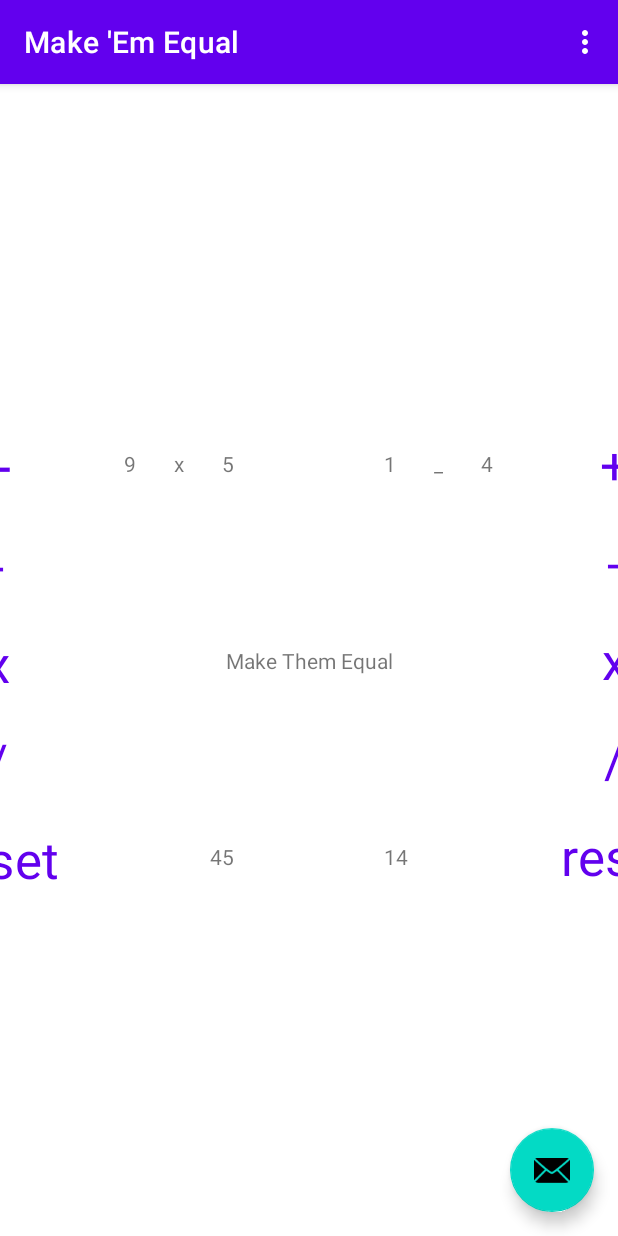
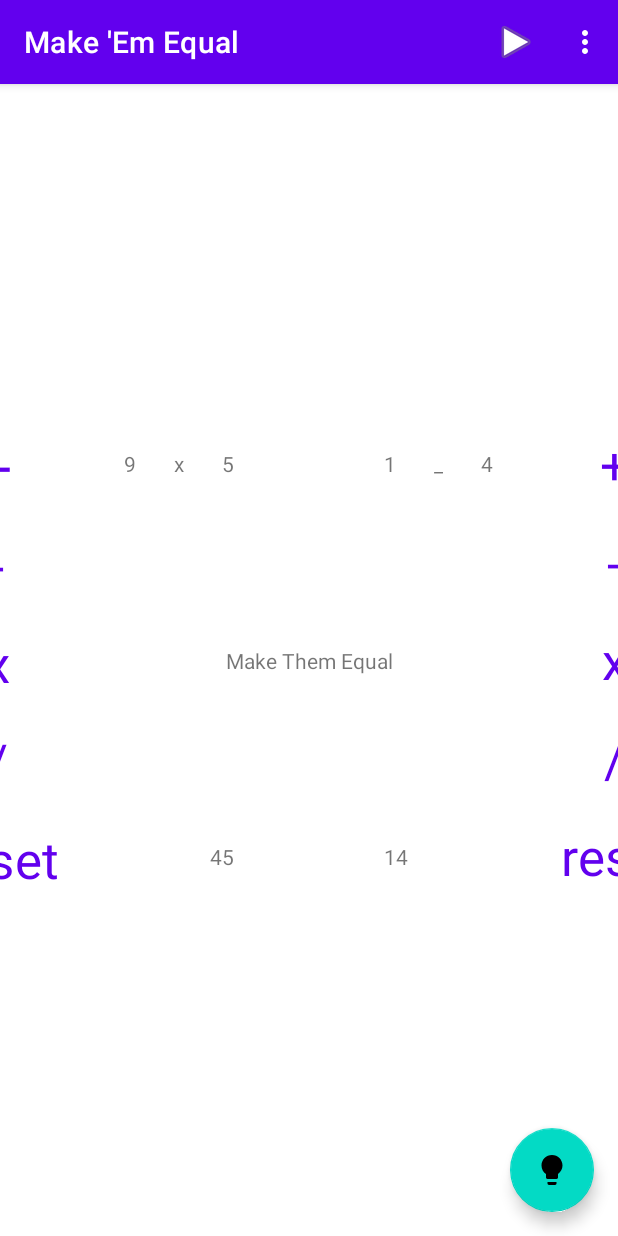
Before and after one commit to RachelRebecca/Make_Em_Equal, an Android app: the screen it shows after launch (MainActivity), in the options menu, after a tap on "Settings", on a phone screen of 412 x 824 dp. Run offline under Robolectric (Android 15) with nearby library versions, the phone set to English and light mode, and no system bars.

Commit message:
Added a Fab and a Fab icon, and about and start new game menu items. Also added Utils.java code from PM.

```diff
--- a/app/src/main/java/com/example/make_em_equal/MainActivity.java
+++ b/app/src/main/java/com/example/make_em_equal/MainActivity.java
@@ -1,4 +1,8 @@
 package com.example.make_em_equal;
+
+import android.content.DialogInterface;
+import static com.example.make_em_equal.Utils.showYesNoDialog;
+import static com.example.make_em_equal.Utils.showInfoDialog;
 
 import android.os.Bundle;
 
@@ -15,7 +19,8 @@ import android.view.MenuItem;
 import android.widget.Button;
 import android.widget.TextView;
 
-public class MainActivity extends AppCompatActivity {
+public class MainActivity extends AppCompatActivity
+{
 
     private ActivityMainBinding binding;
     private LineChooser lineChooser;
@@ -31,7 +36,8 @@ public class MainActivity extends AppCompatActivity {
     private TextView answerHint;
 
     @Override
-    protected void onCreate(Bundle savedInstanceState) {
+    protected void onCreate(Bundle savedInstanceState)
+    {
         super.onCreate(savedInstanceState);
         setContent();
         setSupportActionBar(binding.toolbar);
@@ -39,7 +45,8 @@ public class MainActivity extends AppCompatActivity {
         startNewGame();
     }
 
-    private void startNewGame() {
+    private void startNewGame()
+    {
         lineChooser = new LineChooser();
         String num1aString = String.valueOf(lineChooser.getNum1A());
         num1a.setText(num1aString);
@@ -56,6 +63,8 @@ public class MainActivity extends AppCompatActivity {
         answer2.setText(answer2String);
         //String hintString = String.valueOf(lineChooser.getAnswer());
         //answer.setText(hintString);
+        space1.setText(R.string.space);
+        space2.setText(R.string.space);
     }
 
     private void setContent()
@@ -77,7 +86,8 @@ public class MainActivity extends AppCompatActivity {
 
     private void setupFAB()
     {
-        binding.fab.setOnClickListener(new View.OnClickListener() {
+        binding.fab.setOnClickListener(new View.OnClickListener()
+        {
             @Override
             public void onClick(View view) {
                 Snackbar.make(view, "Replace with your own action", Snackbar.LENGTH_LONG)
@@ -86,31 +96,11 @@ public class MainActivity extends AppCompatActivity {
         });
     }
 
-    @Override
-    public boolean onCreateOptionsMenu(Menu menu) {
-        // Inflate the menu; this adds items to the action bar if it is present.
-        getMenuInflater().inflate(R.menu.menu_main, menu);
-        return true;
-    }
-
-    @Override
-    public boolean onOptionsItemSelected(MenuItem item) {
-        // Handle action bar item clicks here. The action bar will
-        // automatically handle clicks on the Home/Up button, so long
-        // as you specify a parent activity in AndroidManifest.xml.
-        int id = item.getItemId();
-
-        //noinspection SimplifiableIfStatement
-        if (id == R.id.action_settings) {
-            return true;
-        }
-
-        return super.onOptionsItemSelected(item);
-    }
-
-    public void selectOperator1(View view) {
+    public void selectOperator1(View view)
+    {
         space1.setText(((Button) view).getText().toString());
-        switch (((Button) view).getText().toString()){
+        switch (((Button) view).getText().toString())
+        {
             case "+":
                 answer1.setText(String.valueOf(lineChooser.getNum1A() + lineChooser.getNum1B()));
                 break;
@@ -130,11 +120,10 @@ public class MainActivity extends AppCompatActivity {
                 break;
         }
 
-        if (isEqual()){
-            contentMessage.setText(R.string.great_job);
-        }
+        setEqualBoard();
     }
-    public void selectOperator2(View view) {
+    public void selectOperator2(View view)
+    {
         space2.setText(((Button) view).getText().toString());
         switch (((Button) view).getText().toString()) {
             case "+":
@@ -143,8 +132,7 @@ public class MainActivity extends AppCompatActivity {
             case "-":
                 answer2.setText(String.valueOf(lineChooser.getNum2A() - lineChooser.getNum2B()));
                 break;
-            case "x":
-            case "X":
+            case "x": case "X": case "*":
                 answer2.setText(String.valueOf(lineChooser.getNum2A() * lineChooser.getNum2B()));
                 break;
             case "/":
@@ -157,16 +145,85 @@ public class MainActivity extends AppCompatActivity {
                 break;
 
         }
-       if (isEqual()){
-           contentMessage.setText(R.string.great_job);
-       }
+        setEqualBoard();
     }
 
-    public boolean isEqual(){
+    private void setEqualBoard() {
+        if (isEqual())
+        {
+            contentMessage.setText(R.string.great_job);
+            showGameOverDialog();
+        }
+        else
+        {
+            contentMessage.setText(R.string.make_equal);
+        }
+    }
+
+    public boolean isEqual()
+    {
         boolean isEqual = false;
-        if (answer1.getText().toString().equals(answer2.getText().toString())){
+        if (answer1.getText().toString().equals(answer2.getText().toString()))
+        {
             isEqual = true;
         }
         return isEqual;
     }
+
+    @Override
+    public boolean onCreateOptionsMenu(Menu menu)
+    {
+        // Inflate the menu; this adds items to the action bar if it is present.
+        getMenuInflater().inflate(R.menu.menu_main, menu);
+        return true;
+    }
+
+    @Override
+    public boolean onOptionsItemSelected(MenuItem item)
+    {
+        // Handle action bar item clicks here. The action bar will
+        // automatically handle clicks on the Home/Up button, so long
+        // as you specify a parent activity in AndroidManifest.xml.
+        int id = item.getItemId();
+
+        //noinspection SimplifiableIfStatement
+        if (id == R.id.start_new_game)
+        {
+            startNewGame();
+            return true;
+        }
+        else if (id == R.id.action_settings)
+        {
+            return true;
+        }
+        else if (id == R.id.about)
+        {
+            openAboutDialog();
+            return true;
+        }
+
+        return super.onOptionsItemSelected(item);
+    }
+
+    //Comes from PM starter code
+    /**
+     * Shows an Android (nicer) equivalent to JOptionPane
+     *
+     */
+    private void showGameOverDialog() {
+        final DialogInterface.OnClickListener newGameListener = new DialogInterface.OnClickListener() {
+            @Override
+            public void onClick(DialogInterface dialog, int which) {
+                startNewGame();
+            }
+        };
+        showYesNoDialog(this, "You won!", "Congratulations! You won the game! Play again?", newGameListener, null);
+    }
+
+    private void openAboutDialog(){
+        showInfoDialog(this, "About Make 'Em Equal", "Click on the math " +
+                "operator to insert that operator into the pair of numbers at the top of the " +
+                "calculator. Do this to the other pair of numbers as well. Keep clicking on the " +
+                "operations until you make 'em equal!");
+    }
 }
--- /dev/null
+++ b/app/src/main/res/drawable/baseline_lightbulb_24.xml
@@ -0,0 +1,10 @@
+<vector xmlns:android="http://schemas.android.com/apk/res/android"
+    android:width="24dp"
+    android:height="24dp"
+    android:viewportWidth="24"
+    android:viewportHeight="24"
+    android:tint="?attr/colorControlNormal">
+  <path
+      android:fillColor="#FFFF00"
+      android:pathData="M9,21c0,0.5 0.4,1 1,1h4c0.6,0 1,-0.5 1,-1v-1L9,20v1zM12,2C8.1,2 5,5.1 5,9c0,2.4 1.2,4.5 3,5.7L8,17c0,0.5 0.4,1 1,1h6c0.6,0 1,-0.5 1,-1v-2.3c1.8,-1.3 3,-3.4 3,-5.7 0,-3.9 -3.1,-7 -7,-7z"/>
+</vector>
--- a/app/src/main/res/layout/activity_main.xml
+++ b/app/src/main/res/layout/activity_main.xml
@@ -29,6 +29,6 @@
         android:layout_height="wrap_content"
         android:layout_gravity="bottom|end"
         android:layout_margin="@dimen/fab_margin"
-        app:srcCompat="@android:drawable/ic_dialog_email" />
+        android:src="@drawable/baseline_lightbulb_24" />
 
 </androidx.coordinatorlayout.widget.CoordinatorLayout>
--- a/app/src/main/res/menu/menu_main.xml
+++ b/app/src/main/res/menu/menu_main.xml
@@ -3,8 +3,19 @@
     xmlns:tools="http://schemas.android.com/tools"
     tools:context="com.example.make_em_equal.MainActivity">
     <item
+        android:id="@+id/start_new_game"
+        android:title="@string/start_new_game"
+        app:showAsAction="ifRoom"
+        android:icon="@android:drawable/ic_media_play"/>
+
+    <item
         android:id="@+id/action_settings"
         android:orderInCategory="100"
         android:title="@string/action_settings"
         app:showAsAction="never" />
+
+    <item
+        android:id="@+id/about"
+        android:title="@string/about"
+        app:showAsAction="never"/>
 </menu>
--- a/app/src/main/res/values/strings.xml
+++ b/app/src/main/res/values/strings.xml
@@ -10,4 +10,6 @@
     <string name="reset">reset</string>
     <string name="make_equal">Make Them Equal</string>
     <string name="great_job">GREAT JOB!</string>
+    <string name="start_new_game">Start new game</string>
+    <string name="about">About</string>
 </resources>
```
Also changed, not shown: app/src/main/java/com/example/make_em_equal/Utils.java (added, +100 -0 lines).
